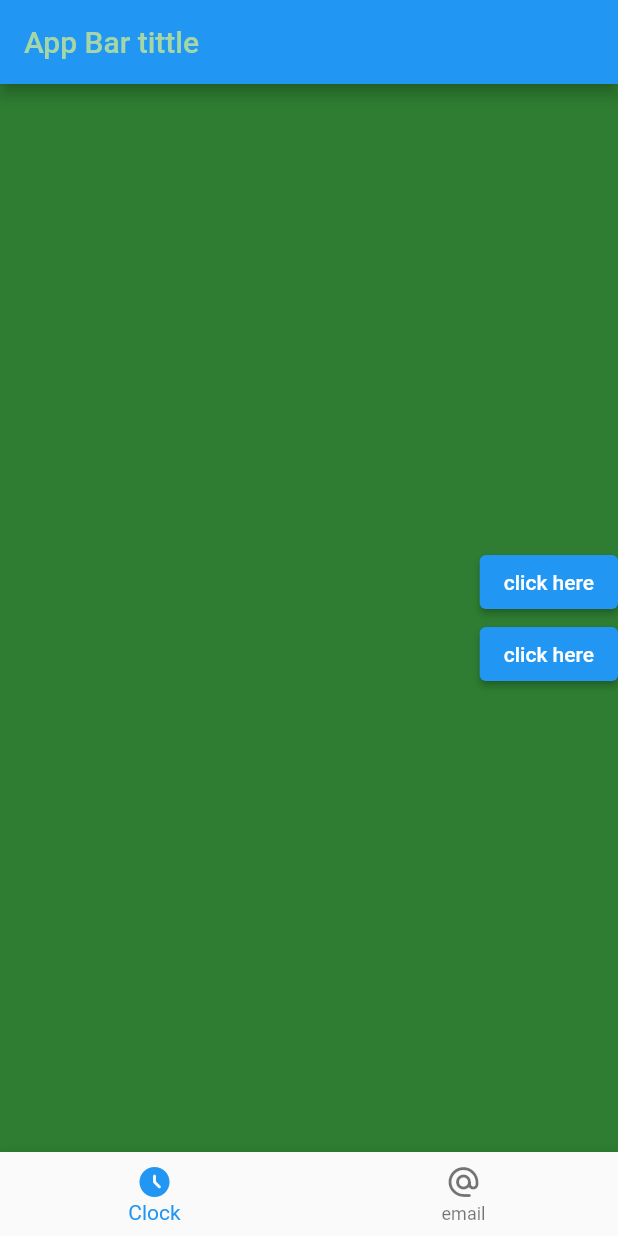
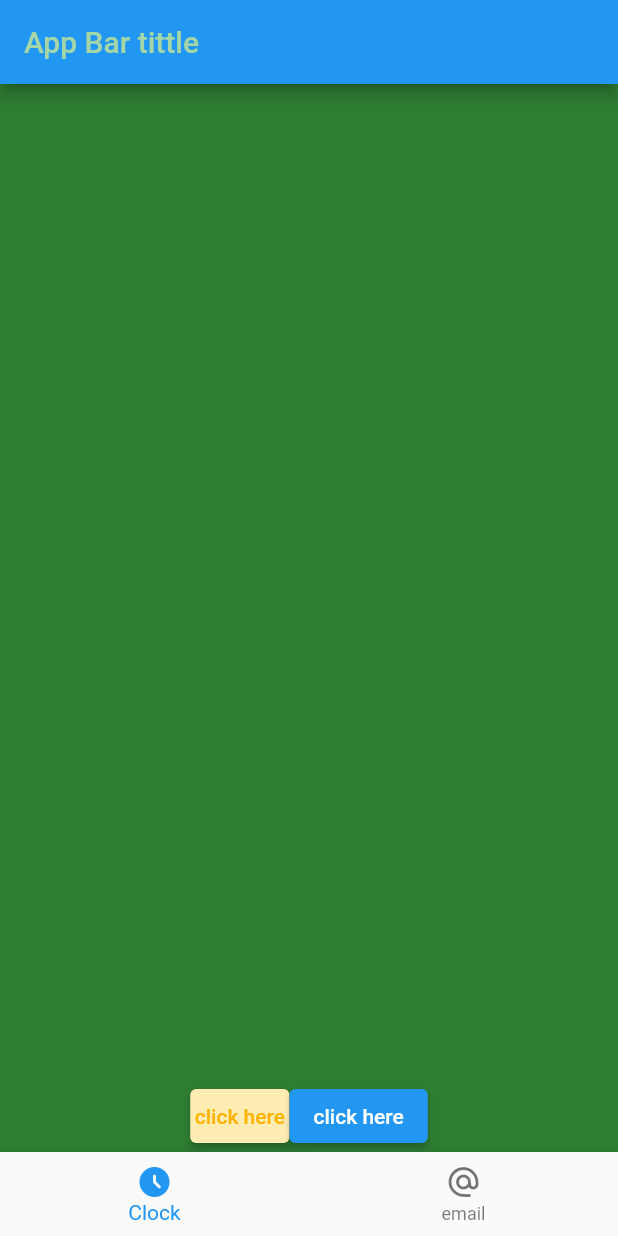
Before and after one commit to ParamPS25/flutter_overview, a Flutter app: the screen it shows after launch, on a phone screen of 412 x 824 dp. Run offline on Flutter 3.47's test engine with Material 2 defaults, Android fonts, the phone set to English and light mode, and no system bars.

Commit message:
row and btn style

```diff
--- a/lib/main.dart
+++ b/lib/main.dart
@@ -30,12 +30,18 @@ class _MyAppState extends State<MyApp> {
          child:SizedBox(
 
           width: double.infinity, // will take as much as place possible
-          child: Column(
+          height: double.infinity,
+          child: Row(
           mainAxisAlignment: MainAxisAlignment.center,
-          crossAxisAlignment: CrossAxisAlignment.end,
+          crossAxisAlignment: CrossAxisAlignment.end, //as not occupy height space so, using height:double.infinity can get us through
           children: [
 
            ElevatedButton(
+            style: ElevatedButton.styleFrom(
+                foregroundColor: Colors.amber[600],  //color for btn text
+                backgroundColor: Colors.amber[100],  // color for btn background
+                padding: const EdgeInsets.all(3),
+              ),
             onPressed: () {
               setState(() {
                 buttonName = "clicked";
@@ -55,7 +61,7 @@ class _MyAppState extends State<MyApp> {
           ),
 
         ],),
-        ),
+        )
         ),
 
 
```
